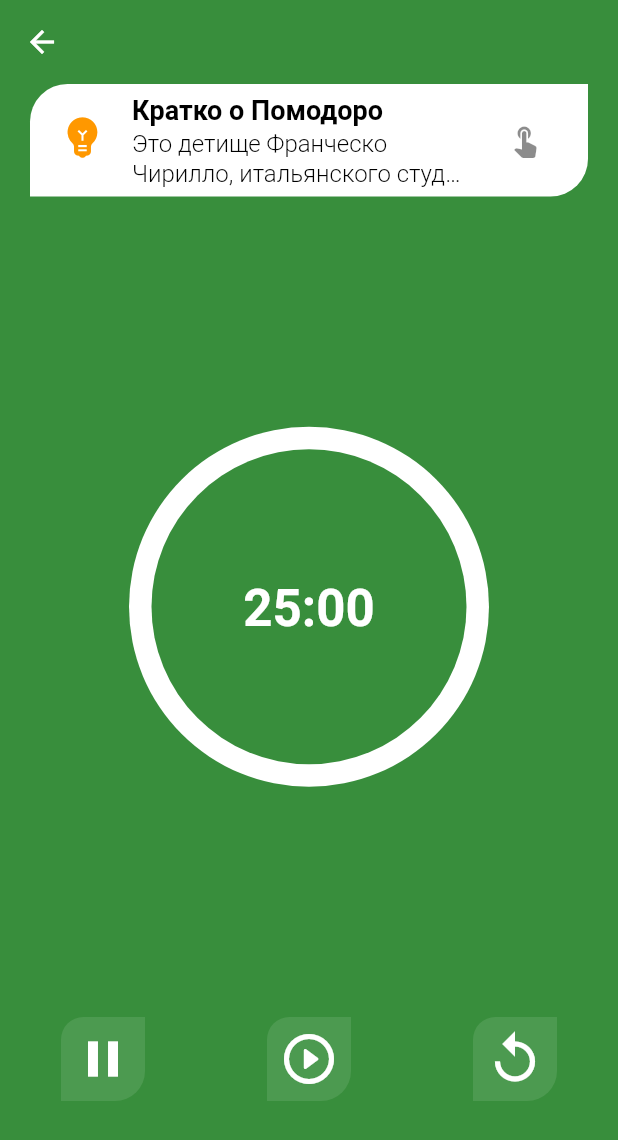
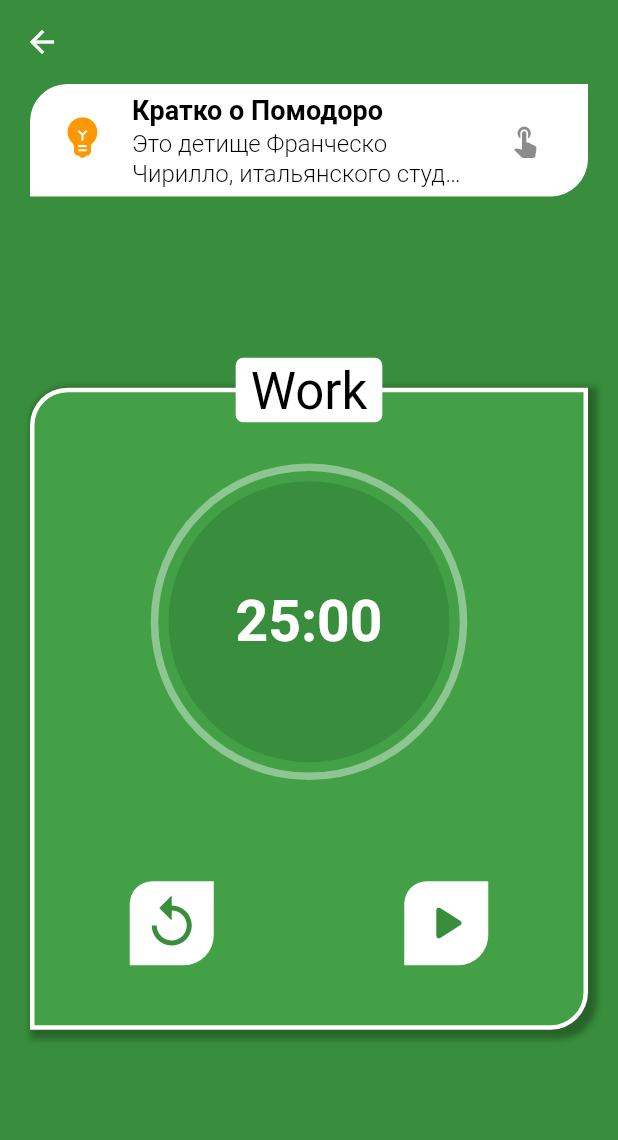
Before and after one commit to Jskam/todo_app, a Flutter app: the PomodoroScreen screen opened by its route, after a tap on the "replay" icon, on a phone screen of 412 x 824 dp. Shown: the top 1140 px of the screen. Run offline on Flutter 3.47's test engine with Material 2 defaults, Android fonts, the phone set to English and light mode, and no system bars; drawn by our look-alikes of circular_countdown_timer; our stand-ins replace hive, hive_flutter; missing offline and left inert: flutter_ringtone_player; accounts and stored records are empty; Roboto replaces fonts that are missing (Merriweather); statements that could not run were skipped.

Commit message:
Add Pomodoro Screen

```diff
--- a/lib/screen_factory.dart
+++ b/lib/screen_factory.dart
@@ -4,6 +4,7 @@ import 'package:todo_app/screens/note_form/note_form_model.dart';
 import 'package:todo_app/screens/note_form/note_form_screen.dart';
 import 'package:todo_app/screens/notes/notes_model.dart';
 import 'package:todo_app/screens/notes/notes_screen.dart';
+import 'package:todo_app/screens/pomodoro/pomodoro_model.dart';
 import 'package:todo_app/screens/pomodoro/pomodoro_screen.dart';
 import 'package:todo_app/screens/task_form/task_form_model.dart';
 import 'package:todo_app/screens/task_form/task_form_screen.dart';
@@ -23,7 +24,7 @@ class ScreenFactory {
   Widget makeNoteFormScreen() {
     return ChangeNotifierProvider(
       create: (_) => NoteFormModel(),
-      child:  const NoteFormScreen(),
+      child: const NoteFormScreen(),
     );
   }
 
@@ -42,7 +43,11 @@ class ScreenFactory {
   }
 
   Widget makePomodoroScreen() {
-    return const PomodoroScreen();
+    return ChangeNotifierProvider(
+      child: const PomodoroScreen(),
+      create: (_) => PomodoroModel(),
+      lazy: false,
+    );
   }
 
   Widget makeTimelineScreen() {
--- /dev/null
+++ b/lib/screens/pomodoro/pomodoro_model.dart
@@ -0,0 +1,35 @@
+import 'dart:developer';
+
+import 'package:circular_countdown_timer/circular_countdown_timer.dart';
+import 'package:flutter/cupertino.dart';
+
+class PomodoroModel extends ChangeNotifier {
+  late final CountDownController countDownController = CountDownController();
+
+  bool isPaused = true;
+  bool hasStart = false;
+
+  void onPauseAndPlayButton() {
+    if (isPaused) {
+      if (isPaused && hasStart) {
+        countDownController.resume();
+        isPaused = false;
+      } else {
+        countDownController.start();
+        isPaused = false;
+        hasStart = true;
+      }
+    } else {
+      countDownController.pause();
+      isPaused = true;
+    }
+    notifyListeners();
+  }
+
+  void onRestartButton() {
+    countDownController.restart();
+    countDownController.pause();
+    isPaused = true;
+    notifyListeners();
+  }
+}
--- a/lib/screens/pomodoro/pomodoro_screen.dart
+++ b/lib/screens/pomodoro/pomodoro_screen.dart
@@ -1,4 +1,8 @@
+import 'package:circular_countdown_timer/circular_countdown_timer.dart';
 import 'package:flutter/material.dart';
+import 'package:flutter_ringtone_player/flutter_ringtone_player.dart';
+import 'package:provider/provider.dart';
+import 'package:todo_app/screens/pomodoro/pomodoro_model.dart';
 import 'package:todo_app/widgets/app_text.dart';
 
 class PomodoroScreen extends StatelessWidget {
@@ -19,7 +23,152 @@ class PomodoroScreen extends StatelessWidget {
         children: [
           GestureDetector(
             onTap: () => _showSimpleModalDialog(context, subtitle),
+            child: const _PomodoroInfoTile(subtitle: subtitle),
+          ),
+          const _TimerWidget(),
+          const SizedBox(height: 10),
+        ],
+      ),
+    );
+  }
+}
+
+class _TimerWidget extends StatelessWidget {
+  const _TimerWidget({Key? key}) : super(key: key);
+
+  @override
+  Widget build(BuildContext context) {
+    final model = context.watch<PomodoroModel>();
+    return Stack(
+      children: [
+        Container(
+          decoration: BoxDecoration(
+            color: Colors.green[600],
+            borderRadius: const BorderRadius.only(
+              topLeft: Radius.circular(25),
+              bottomRight: Radius.circular(25),
+            ),
+            border: Border.all(color: Colors.white, width: 3),
+            boxShadow: [
+              BoxShadow(
+                color: Colors.black.withOpacity(.3),
+                blurRadius: 3,
+                offset: const Offset(3, 3),
+                spreadRadius: 3,
+              )
+            ],
+          ),
+          padding: const EdgeInsets.symmetric(vertical: 40),
+          margin: const EdgeInsets.all(20),
+          child: Column(
+            children: [
+              const SizedBox(height: 10),
+              CircularCountDownTimer(
+                width: MediaQuery.of(context).size.width / 2,
+                height: MediaQuery.of(context).size.width / 2,
+                duration: 1500,
+                fillColor: Colors.white,
+                ringColor: Colors.white.withOpacity(.4),
+                isReverse: true,
+                onComplete: () {
+                  FlutterRingtonePlayer.playAlarm(looping: true);
+                  _showDialog(context);
+                },
+                textStyle: const TextStyle(
+                  color: Colors.white,
+                  fontSize: 38,
+                  fontWeight: FontWeight.bold,
+                ),
+                backgroundColor: Colors.green[700],
+                autoStart: false,
+                controller: model.countDownController,
+              ),
+              const SizedBox(height: 70),
+              Row(
+                mainAxisAlignment: MainAxisAlignment.spaceAround,
+                children: [
+                  _TimerButton(
+                    icon: Icons.replay_outlined,
+                    function: model.onRestartButton,
+                  ),
+                  _TimerButton(
+                    icon: !model.isPaused
+                        ? Icons.pause
+                        : Icons.play_arrow_rounded,
+                    function: model.onPauseAndPlayButton,
+                  ),
+                ],
+              ),
+            ],
+          ),
+        ),
+        Center(
           child: Container(
+            decoration: BoxDecoration(
+              borderRadius: BorderRadius.circular(5),
+              color: Colors.white,
+            ),
+            padding: const EdgeInsets.symmetric(horizontal: 10),
+            child: AppText(
+              size: 34,
+              text: 'Work',
+              color: Colors.black,
+            ),
+          ),
+        ),
+      ],
+    );
+  }
+
+  _showDialog(BuildContext context) {
+    final model = context.read<PomodoroModel>();
+    return showDialog(
+      context: context,
+      builder: (_) {
+        return AlertDialog(
+          backgroundColor: Colors.white,
+          title: const Text('Time is over!'),
+          titleTextStyle: const TextStyle(
+            fontWeight: FontWeight.bold,
+            color: Colors.black,
+            fontSize: 22,
+          ),
+          actions: [
+            MaterialButton(
+              color: Colors.green[700],
+              onPressed: () {
+                FlutterRingtonePlayer.stop();
+                model.onRestartButton();
+                Navigator.of(context).pop();
+              },
+              child: AppText(
+                size: 16,
+                text: 'Close',
+                color: Colors.white,
+              ),
+            ),
+          ],
+          content: AppText(
+            size: 20,
+            text: 'Nice Work! So Now You Can Relax :)',
+          ),
+        );
+      },
+    );
+  }
+}
+
+class _PomodoroInfoTile extends StatelessWidget {
+  const _PomodoroInfoTile({
+    Key? key,
+    required this.subtitle,
+  }) : super(key: key);
+
+  final String subtitle;
+
+  @override
+  Widget build(BuildContext context) {
+    return Container(
       decoration: const BoxDecoration(
         color: Colors.white,
         borderRadius: BorderRadius.only(
@@ -53,82 +202,37 @@ class PomodoroScreen extends StatelessWidget {
           onPressed: () {},
         ),
       ),
-            ),
-          ),
-          CircleAvatar(
-            backgroundColor: Colors.white,
-            radius: 120,
-            child: CircleAvatar(
-              radius: 105,
-              backgroundColor: Colors.green[700],
-              child: AppText(
-                size: 34,
-                text: '25:00',
+    );
+  }
+}
+
+class _TimerButton extends StatelessWidget {
+  const _TimerButton({
+    Key? key,
+    required this.icon,
+    required this.function,
+  }) : super(key: key);
+
+  final IconData icon;
+  final VoidCallback function;
+
+  @override
+  Widget build(BuildContext context) {
+    return Container(
+      decoration: const BoxDecoration(
         color: Colors.white,
-                fweight: FontWeight.bold,
-              ),
-            ),
-          ),
-          Padding(
-            padding: const EdgeInsets.only(bottom: 90),
-            child: Row(
-              mainAxisAlignment: MainAxisAlignment.spaceAround,
-              children: [
-                Container(
-                  decoration: BoxDecoration(
-                    color: Colors.white.withOpacity(.1),
-                    borderRadius: const BorderRadius.only(
+        borderRadius: BorderRadius.only(
           topLeft: Radius.circular(15),
           bottomRight: Radius.circular(20),
         ),
       ),
       child: IconButton(
-                    onPressed: () {},
+        onPressed: function,
         iconSize: 40,
-                    icon: const Icon(
-                      Icons.pause,
-                      color: Colors.white,
+        icon: Icon(
+          icon,
+          color: Colors.green[700],
         ),
-                  ),
-                ),
-                Container(
-                  decoration: BoxDecoration(
-                    color: Colors.white.withOpacity(.1),
-                    borderRadius: const BorderRadius.only(
-                      topLeft: Radius.circular(15),
-                      bottomRight: Radius.circular(20),
-                    ),
-                  ),
-                  child: IconButton(
-                    onPressed: () {},
-                    iconSize: 40,
-                    icon: const Icon(
-                      Icons.play_circle_outline_rounded,
-                      color: Colors.white,
-                    ),
-                  ),
-                ),
-                Container(
-                  decoration: BoxDecoration(
-                    color: Colors.white.withOpacity(.1),
-                    borderRadius: const BorderRadius.only(
-                      topLeft: Radius.circular(15),
-                      bottomRight: Radius.circular(20),
-                    ),
-                  ),
-                  child: IconButton(
-                    onPressed: () {},
-                    iconSize: 40,
-                    icon: const Icon(
-                      Icons.replay_outlined,
-                      color: Colors.white,
-                    ),
-                  ),
-                ),
-              ],
-            ),
-          ),
-        ],
       ),
     );
   }
--- a/pubspec.yaml
+++ b/pubspec.yaml
@@ -39,6 +39,8 @@ dependencies:
   hive_flutter: ^1.1.0
   provider: ^6.0.2
   intl: ^0.17.0
+  circular_countdown_timer: ^0.2.1
+  flutter_ringtone_player: ^3.2.0
 
 dev_dependencies:
   flutter_test:
```
Also changed, not shown: lib/navigation.dart (+7 -5 lines), lib/screens/timeline/timeline_screen.dart (+10 -6 lines), pubspec.lock. Lines whose indentation alone changed are shown as unchanged.
